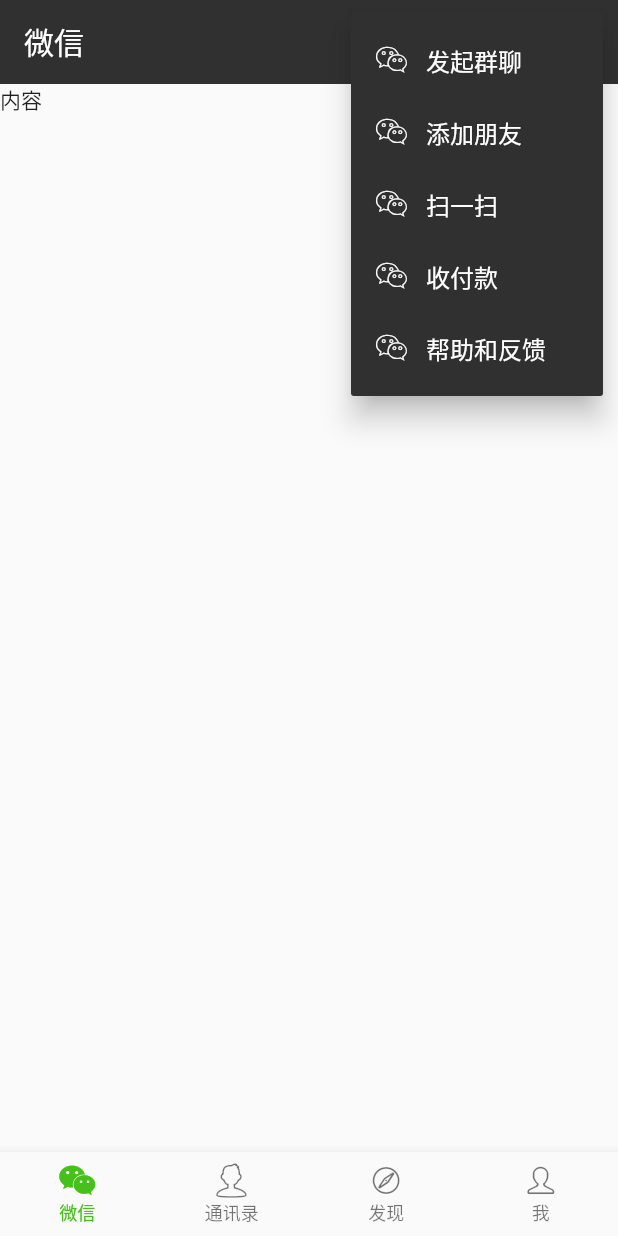
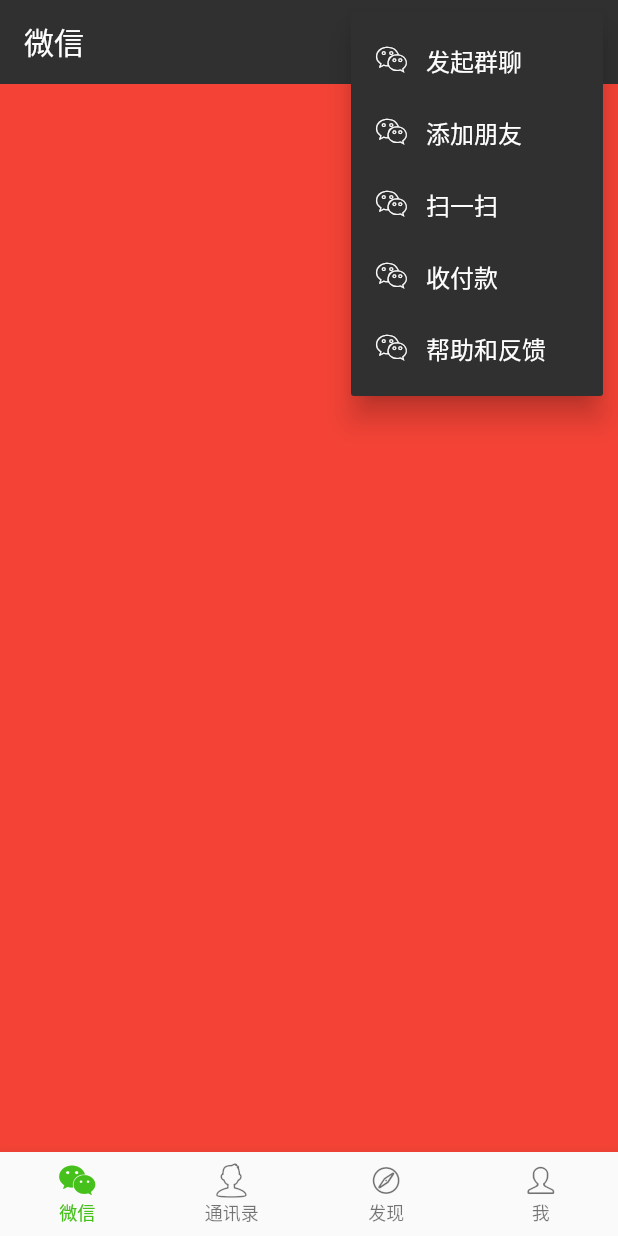
Before and after one commit to yuyangkk/wechat_clone, a Flutter app: the screen it shows after launch, after a tap on an icon or button, on a phone screen of 412 x 824 dp. Run offline on Flutter 3.47's test engine with Material 2 defaults, Android fonts, the phone set to English and light mode, and no system bars.

Commit message:
tabbar 和pageView联动

```diff
--- a/lib/Home/home_screen.dart
+++ b/lib/Home/home_screen.dart
@@ -39,6 +39,8 @@ class HomeScreen extends StatefulWidget {
 class _HomeScreenState extends State<HomeScreen> {
   List<NavigationIconView> _navigationViews;
   int _currentIndex = 0;
+  List<Widget> _pages;
+  PageController _pageController;
 
   @override
   void initState() {
@@ -90,15 +92,29 @@ class _HomeScreenState extends State<HomeScreen> {
         ),
       )
     ];
+    _pages = [
+      Container(color: Colors.red),
+      Container(color: Colors.blue),
+      Container(color: Colors.yellow),
+      Container(color: Colors.brown),
+    ];
+    _pageController = PageController(initialPage: _currentIndex);
   }
 
 // 创建PopupMenuItem
   _buildPopupMenuItem(int iconName, String title) {
     return Row(
       children: <Widget>[
-        Icon(IconData(iconName, fontFamily: Constants.IconFontFamily), color:const Color(AppColors.AppBarMenuColor), size: 22.0,),
-        Container(width: 12.0,),
-        Text(title, style: TextStyle(color: const Color(AppColors.AppBarMenuColor))),
+        Icon(
+          IconData(iconName, fontFamily: Constants.IconFontFamily),
+          color: const Color(AppColors.AppBarMenuColor),
+          size: 22.0,
+        ),
+        Container(
+          width: 12.0,
+        ),
+        Text(title,
+            style: TextStyle(color: const Color(AppColors.AppBarMenuColor))),
       ],
     );
   }
@@ -118,6 +134,8 @@ class _HomeScreenState extends State<HomeScreen> {
       onTap: (int index) {
         setState(() {
           _currentIndex = index;
+          // _pageController.animateToPage(_currentIndex,
+              // duration: Duration(milliseconds: 200), curve: Curves.easeInOut);
         });
       },
     );
@@ -142,17 +160,6 @@ class _HomeScreenState extends State<HomeScreen> {
           Container(
             width: 10.0,
           ),
-//          IconButton(
-//              icon: Icon(
-//                IconData(
-//                  0xe84f,
-//                  fontFamily: Constants.IconFontFamily,
-//                ),
-//                size: 22.0,
-//              ),
-//              onPressed: () {
-//                print('点击了popmenu');
-//              }),
           PopupMenuButton(
             itemBuilder: (BuildContext context) {
               return <PopupMenuItem<AppBarMenuType>>[
@@ -188,8 +195,18 @@ class _HomeScreenState extends State<HomeScreen> {
           ),
         ],
       ),
-      body: Container(
-        child: Text('内容'),
+      body: PageView.builder(
+        itemBuilder: (BuildContext context, int page) {
+          print('page:$page---currentPage:$_currentIndex');
+          return _pages[_currentIndex];
+        },
+        controller: _pageController,
+        itemCount: _pages.length,
+        onPageChanged: (int index) {
+          setState(() {
+            _currentIndex = index;
+          });
+        },
       ),
       bottomNavigationBar: botNavBar,
     );
```
